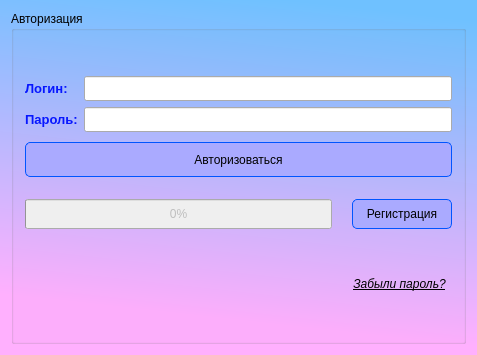
Old version of the form mainwindow.ui in the repository xterlo/msg.
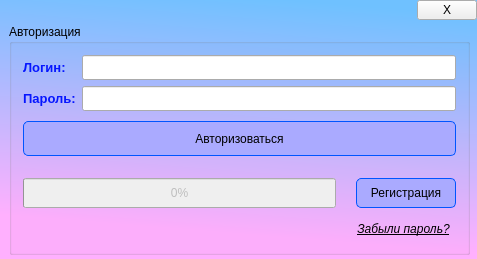
New version of the form.

What changed in the file:
```diff
--- a/mainwindow.ui
+++ b/mainwindow.ui
@@ -13,7 +13,7 @@
     <x>0</x>
     <y>0</y>
     <width>477</width>
-    <height>355</height>
+    <height>259</height>
    </rect>
   </property>
   <property name="sizePolicy">
@@ -22,6 +22,18 @@
     <verstretch>0</verstretch>
    </sizepolicy>
   </property>
+  <property name="minimumSize">
+   <size>
+    <width>0</width>
+    <height>60</height>
+   </size>
+  </property>
+  <property name="maximumSize">
+   <size>
+    <width>16777215</width>
+    <height>259</height>
+   </size>
+  </property>
   <property name="windowTitle">
    <string>MainWindow</string>
   </property>
@@ -31,9 +43,56 @@
 }</string>
   </property>
   <widget class="QWidget" name="centralWidget">
-   <layout class="QVBoxLayout" name="verticalLayout">
-    <item>
+   <widget class="QWidget" name="moveWW" native="true">
+    <property name="geometry">
+     <rect>
+      <x>0</x>
+      <y>0</y>
+      <width>477</width>
+      <height>20</height>
+     </rect>
+    </property>
+    <property name="sizePolicy">
+     <sizepolicy hsizetype="Ignored" vsizetype="Ignored">
+      <horstretch>200</horstretch>
+      <verstretch>20</verstretch>
+     </sizepolicy>
+    </property>
+    <property name="minimumSize">
+     <size>
+      <width>0</width>
+      <height>20</height>
+     </size>
+    </property>
+    <property name="maximumSize">
+     <size>
+      <width>16777215</width>
+      <height>10</height>
+     </size>
+    </property>
+    <widget class="QPushButton" name="pushButton_2">
+     <property name="geometry">
+      <rect>
+       <x>417</x>
+       <y>0</y>
+       <width>60</width>
+       <height>20</height>
+      </rect>
+     </property>
+     <property name="text">
+      <string>X</string>
+     </property>
+    </widget>
+   </widget>
      <widget class="QGroupBox" name="groupBox">
+    <property name="geometry">
+     <rect>
+      <x>9</x>
+      <y>24</y>
+      <width>461</width>
+      <height>231</height>
+     </rect>
+    </property>
       <property name="title">
        <string>Авторизация</string>
       </property>
@@ -279,8 +338,6 @@
        </item>
       </layout>
      </widget>
-    </item>
-   </layout>
   </widget>
  </widget>
  <layoutdefault spacing="6" margin="11"/>
```
Left out of the diff: 48 changed lines with no effect on the pictures. Lines whose indentation alone changed are shown as unchanged.
